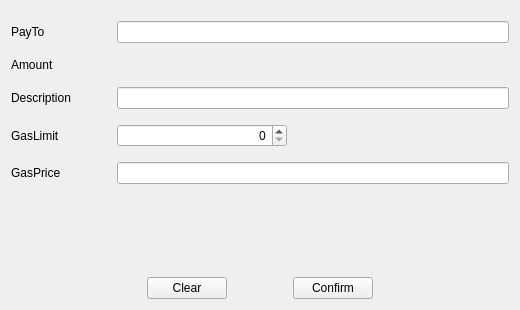
qtumproject/qtum, file src/qt/forms/sendtokenpage.ui: the form before one commit.
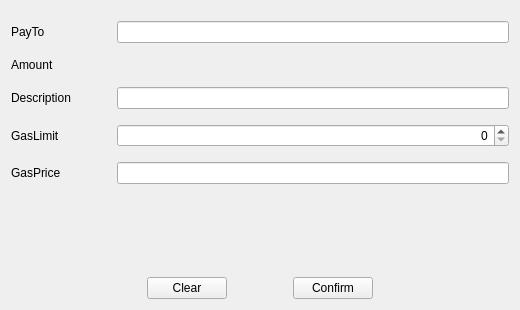
The form after the commit. Custom widgets are drawn as their Qt base class.

Patch:
```diff
--- a/src/qt/forms/sendtokenpage.ui
+++ b/src/qt/forms/sendtokenpage.ui
@@ -114,12 +114,6 @@
      </item>
      <item row="3" column="1">
       <widget class="QSpinBox" name="lineEditGasLimit">
-       <property name="maximumSize">
-        <size>
-         <width>170</width>
-         <height>16777215</height>
-        </size>
-       </property>
        <property name="alignment">
         <set>Qt::AlignRight|Qt::AlignTrailing|Qt::AlignVCenter</set>
        </property>
```
